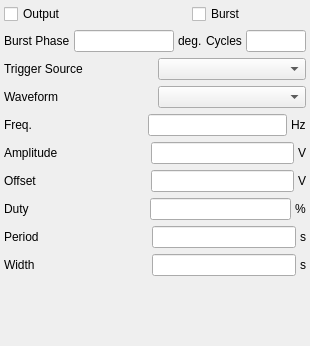
The window that modules/arbfunc/arbfuncform.ui (northriv/KAME) describes before a commit, drawn with Qt 5.
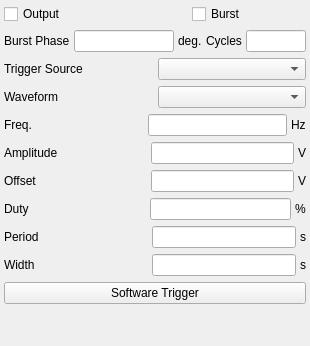
The same window after the commit.

Commit message: arbfunc: add Agilent 33250A driver, fix its SCPI errors, add software trigger

Patch:
```diff
--- a/modules/arbfunc/arbfuncform.ui
+++ b/modules/arbfunc/arbfuncform.ui
@@ -573,7 +573,17 @@
       </item>
      </layout>
     </item>
-    <item row="10" column="0">
+    <item row="10" column="0" colspan="2">
+     <widget class="QPushButton" name="m_btnSoftTrig">
+      <property name="toolTip">
+       <string>Send a software (bus) trigger (*TRG). Effective when Trigger Source = BUS.</string>
+      </property>
+      <property name="text">
+       <string>Software Trigger</string>
+      </property>
+     </widget>
+    </item>
+    <item row="11" column="0">
      <spacer name="verticalSpacer">
       <property name="orientation">
        <enum>Qt::Vertical</enum>
```
The commit also changes 4 other files.
